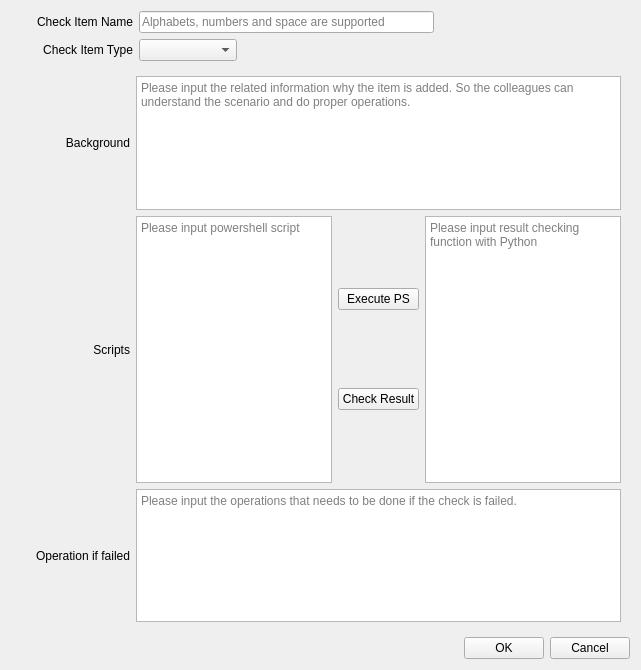
Qt form UI/additemwidget.ui (wei17hao10/daily-check) before a commit.
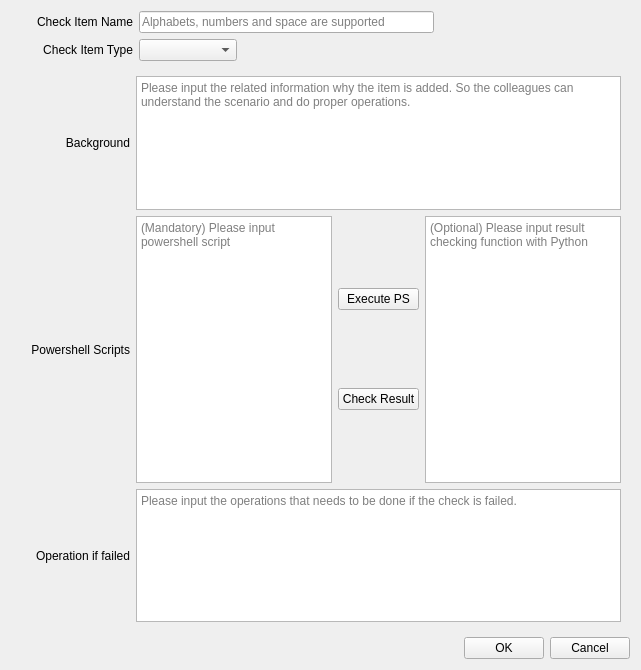
The same form after that commit. The open tabs and pages were chosen to show the change.

Commit message: finish the additem function of PS and Py scripts

```diff
--- a/UI/additemwidget.ui
+++ b/UI/additemwidget.ui
@@ -548,7 +548,7 @@
             <enum>Qt::LeftToRight</enum>
            </property>
            <property name="text">
-            <string>Scripts</string>
+            <string>Powershell Scripts</string>
            </property>
            <property name="alignment">
             <set>Qt::AlignRight|Qt::AlignTrailing|Qt::AlignVCenter</set>
@@ -558,7 +558,7 @@
          <item>
           <widget class="QTextEdit" name="te_psScript">
            <property name="placeholderText">
-            <string>Please input powershell script</string>
+            <string>(Mandatory) Please input powershell script</string>
            </property>
           </widget>
          </item>
@@ -583,7 +583,7 @@
          <item>
           <widget class="QTextEdit" name="te_checkOutput">
            <property name="placeholderText">
-            <string>Please input result checking function with Python</string>
+            <string>(Optional) Please input result checking function with Python</string>
            </property>
           </widget>
          </item>
```
Left out of the diff: 8 changed lines with no effect on the pictures. The commit also changes 4 other files.
